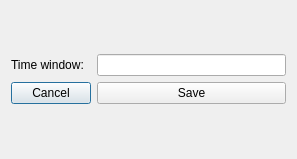
First picture: the form in GUI/parameters_dialog_box.ui, repository urhtrinko/Senzor_temperature, before the edit.
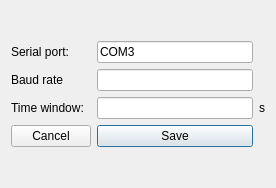
Second picture: the form after the edit.

Commit message:
Improving temperature sensor GUI
Added the function that enables the user to selest the serial port, baud rate before the start of measurement. Important changes in the __init__() becasue the serial read function starts only when the user establisehes the serial connection. Sometimes a bug appears that makes the plot rugged, step-like, not sure if it's fixed or not because it seemingly appears randomly.

```diff
--- a/GUI/parameters_dialog_box.ui
+++ b/GUI/parameters_dialog_box.ui
@@ -6,8 +6,8 @@
    <rect>
     <x>0</x>
     <y>0</y>
-    <width>297</width>
-    <height>159</height>
+    <width>276</width>
+    <height>188</height>
    </rect>
   </property>
   <property name="minimumSize">
@@ -22,29 +22,64 @@
   <layout class="QGridLayout" name="gridLayout_2">
    <item row="0" column="0">
     <layout class="QGridLayout" name="gridLayout">
-     <item row="0" column="0">
+     <item row="2" column="0">
       <widget class="QLabel" name="label_Dt">
        <property name="text">
         <string>Time window:</string>
        </property>
       </widget>
      </item>
-     <item row="0" column="1">
-      <widget class="QLineEdit" name="lineEdit_Dt"/>
+     <item row="3" column="1">
+      <widget class="QPushButton" name="btnSave">
+       <property name="text">
+        <string>Save</string>
+       </property>
+      </widget>
      </item>
-     <item row="1" column="0">
+     <item row="0" column="0">
+      <widget class="QLabel" name="label_serialPort">
+       <property name="text">
+        <string>Serial port:</string>
+       </property>
+      </widget>
+     </item>
+     <item row="2" column="1">
+      <widget class="QLineEdit" name="lineEdit_Dt">
+       <property name="text">
+        <string/>
+       </property>
+      </widget>
+     </item>
+     <item row="3" column="0">
       <widget class="QPushButton" name="btnCancel">
        <property name="text">
         <string>Cancel</string>
        </property>
       </widget>
      </item>
+     <item row="2" column="2">
+      <widget class="QLabel" name="label">
+       <property name="text">
+        <string>s</string>
+       </property>
+      </widget>
+     </item>
+     <item row="1" column="0">
+      <widget class="QLabel" name="label_baudRate">
+       <property name="text">
+        <string>Baud rate</string>
+       </property>
+      </widget>
+     </item>
+     <item row="0" column="1">
+      <widget class="QLineEdit" name="lineEdit_serialPort">
+       <property name="text">
+        <string>COM3</string>
+       </property>
+      </widget>
+     </item>
      <item row="1" column="1">
-      <widget class="QPushButton" name="btnSave">
-       <property name="text">
-        <string>Save</string>
-       </property>
-      </widget>
+      <widget class="QLineEdit" name="lineEdit_baudRate"/>
      </item>
     </layout>
    </item>
```
The commit also changes 3 other files.
